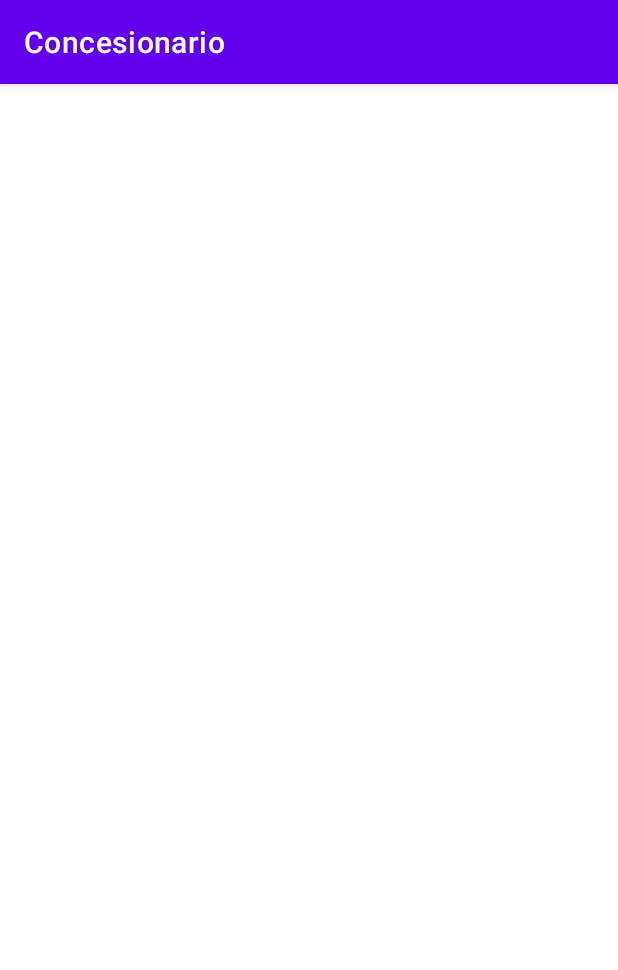
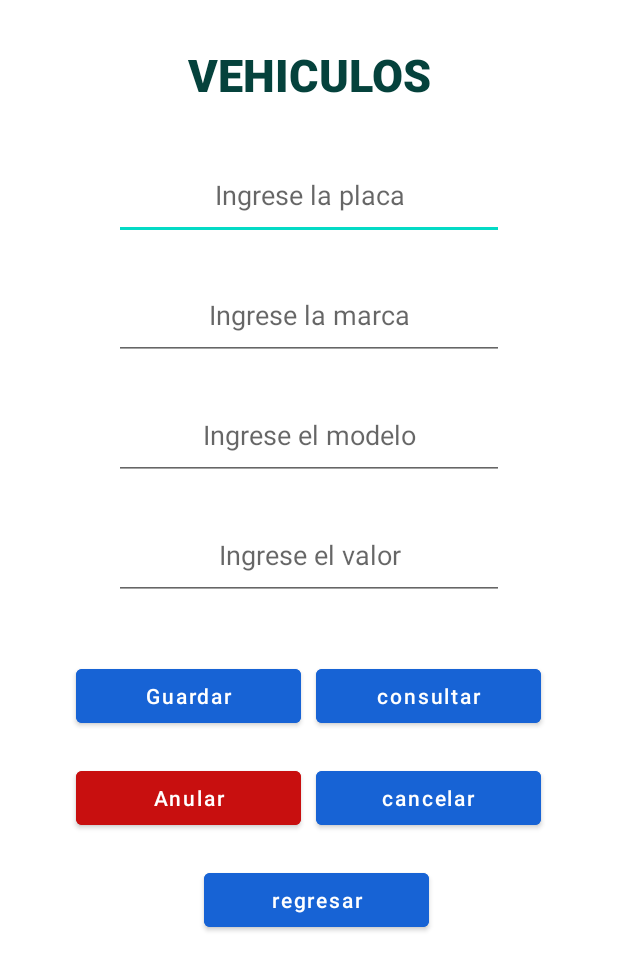
Before and after one commit to z-Juan-Pablo-z/TalleresAndroid, an Android app: the Vehiculo screen opened directly, with no data from a screen before it, on a phone screen of 412 x 824 dp. Shown: the top 970 px of the screen. Run offline under Robolectric (Android 15) with nearby library versions, the phone set to English and light mode, and no system bars.

Commit message:
Clase de 10 marzo , aprendi puntos nuevos

```diff
--- a/Concesionario/app/src/main/java/com/example/concesionario/Cliente.java
+++ b/Concesionario/app/src/main/java/com/example/concesionario/Cliente.java
@@ -24,7 +24,7 @@ public class Cliente extends AppCompatActivity {
     protected void onCreate(Bundle savedInstanceState) {
         super.onCreate(savedInstanceState);
         setContentView(R.layout.activity_cliente);
-        getActionBar().hide();
+        getSupportActionBar().hide();
         etidentificacion = findViewById(R.id.etIdentificacion);
         etnombre = findViewById(R.id.etNombre);
         etcorreo = findViewById(R.id.etCorreo);
--- a/Concesionario/app/src/main/java/com/example/concesionario/MainActivity.java
+++ b/Concesionario/app/src/main/java/com/example/concesionario/MainActivity.java
@@ -33,6 +33,7 @@ public class MainActivity extends AppCompatActivity {
         Intent intRegistrarse=new Intent(this,Cliente.class);
         startActivity(intRegistrarse);
     }
+
     public void cancelar(View view){
         limpiarCampos();
     }
--- a/Concesionario/app/src/main/res/layout/activity_main.xml
+++ b/Concesionario/app/src/main/res/layout/activity_main.xml
@@ -135,7 +135,6 @@
         app:layout_constraintTop_toBottomOf="@+id/linearLayout5">
 
         <Button
-            android:onClick="Registrarse"
             android:id="@+id/btnRegistrar"
             android:layout_width="wrap_content"
             android:layout_height="wrap_content"
@@ -143,6 +142,7 @@
             android:textSize="25dp"
             android:layout_gravity="center"
             android:text="Registrarse"
+            android:onClick="Registrarse"
             />
     </LinearLayout>
 </androidx.constraintlayout.widget.ConstraintLayout>
--- a/Concesionario/app/src/main/res/layout/activity_vehiculo.xml
+++ b/Concesionario/app/src/main/res/layout/activity_vehiculo.xml
@@ -1,9 +1,145 @@
 <?xml version="1.0" encoding="utf-8"?>
-<androidx.constraintlayout.widget.ConstraintLayout xmlns:android="http://schemas.android.com/apk/res/android"
+<LinearLayout
+    xmlns:android="http://schemas.android.com/apk/res/android"
+    xmlns:tools="http://schemas.android.com/tools"
     xmlns:app="http://schemas.android.com/apk/res-auto"
-    xmlns:tools="http://schemas.android.com/tools"
     android:layout_width="match_parent"
     android:layout_height="match_parent"
-    tools:context=".Vehiculo">
+    tools:context=".Cliente"
+    android:orientation="vertical">
 
-</androidx.constraintlayout.widget.ConstraintLayout>
+    <TextView
+        android:layout_width="match_parent"
+        android:layout_height="100dp"
+        android:text="VEHICULOS"
+        android:fontFamily="sans-serif-black"
+        android:gravity="center"
+        android:textColor="#05423C"
+        android:textSize="30dp"
+        />
+
+    <LinearLayout
+        android:layout_width="match_parent"
+        android:layout_height="wrap_content"
+        android:gravity="center">
+
+        <EditText
+            android:id="@+id/etplaca"
+            android:layout_width="260dp"
+            android:layout_height="60dp"
+            android:hint="Ingrese la placa"
+            android:gravity="center"
+            android:inputType=""
+            />
+    </LinearLayout>
+    <LinearLayout
+        android:layout_width="match_parent"
+        android:layout_height="wrap_content"
+        android:gravity="center"
+        android:layout_marginTop="20dp">
+
+        <EditText
+            android:id="@+id/etmarca"
+            android:layout_width="260dp"
+            android:layout_height="60dp"
+            android:hint="Ingrese la marca"
+            android:gravity="center"
+            android:inputType="text"
+            />
+    </LinearLayout>
+    <LinearLayout
+        android:layout_width="match_parent"
+        android:layout_height="wrap_content"
+        android:gravity="center"
+        android:layout_marginTop="20dp">
+
+        <EditText
+            android:id="@+id/etmodelo"
+            android:layout_width="260dp"
+            android:layout_height="60dp"
+            android:hint="Ingrese el modelo"
+            android:gravity="center"
+            android:inputType="text"
+            />
+    </LinearLayout>
+    <LinearLayout
+        android:layout_width="match_parent"
+        android:layout_height="wrap_content"
+        android:gravity="center"
+        android:layout_marginTop="20dp">
+
+        <EditText
+            android:id="@+id/etvalor"
+            android:layout_width="260dp"
+            android:layout_height="60dp"
+            android:hint="Ingrese el valor"
+            android:gravity="center"
+            android:inputType="text"
+            />
+    </LinearLayout>
+    <LinearLayout
+        android:layout_width="match_parent"
+        android:layout_height="wrap_content"
+        android:gravity="center_horizontal"
+        android:layout_marginTop="40dp">
+        <Button
+            android:id="@+id/btnsave"
+            android:layout_width="150dp"
+            android:layout_height="wrap_content"
+            android:text="Guardar"
+            android:textAllCaps="false"
+            android:backgroundTint="#1763D5"
+            />
+        <Button
+            android:id="@+id/btnconsultar"
+            android:layout_width="150dp"
+            android:layout_height="wrap_content"
+            android:text="consultar"
+            android:textAllCaps="false"
+            android:backgroundTint="#1763D5"
+            android:layout_marginLeft="10dp"
+
+            />
+    </LinearLayout>
+    <LinearLayout
+        android:layout_width="match_parent"
+        android:layout_height="wrap_content"
+        android:gravity="center_horizontal"
+        android:layout_marginTop="20dp">
+        <Button
+            android:id="@+id/btnanular"
+            android:layout_width="150dp"
+            android:layout_height="wrap_content"
+            android:text="Anular"
+            android:textAllCaps="false"
+            android:backgroundTint="#C80F0F"
+            />
+
+        <Button
+            android:id="@+id/btncancelar"
+            android:layout_width="150dp"
+            android:layout_height="wrap_content"
+            android:layout_marginLeft="10dp"
+            android:backgroundTint="#1763D5"
+            android:text="cancelar"
+
+            android:textAllCaps="false" />
+    </LinearLayout>
+    <LinearLayout
+        android:layout_width="match_parent"
+        android:layout_height="wrap_content"
+        android:gravity="center_horizontal"
+        android:layout_marginTop="20dp">
+
+        <Button
+            android:id="@+id/btnregresar"
+            android:layout_width="150dp"
+            android:layout_height="wrap_content"
+            android:text="regresar"
+            android:textAllCaps="false"
+            android:backgroundTint="#1763D5"
+            android:layout_marginLeft="10dp"
+
+            />
+    </LinearLayout>
+</LinearLayout>
```
Also changed, not shown: Concesionario/app/src/main/java/com/example/concesionario/Conexion_Consesionario.java (+6 -2 lines), Concesionario/app/src/main/java/com/example/concesionario/Vehiculo.java (+124 -0 lines).
